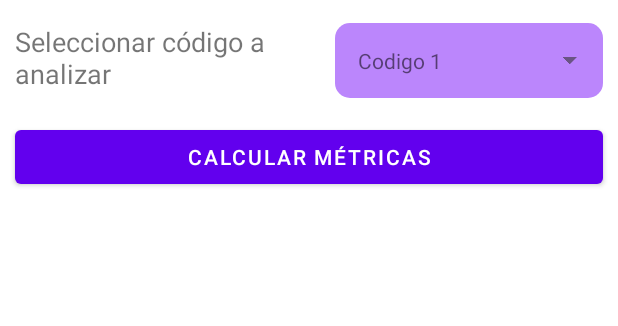
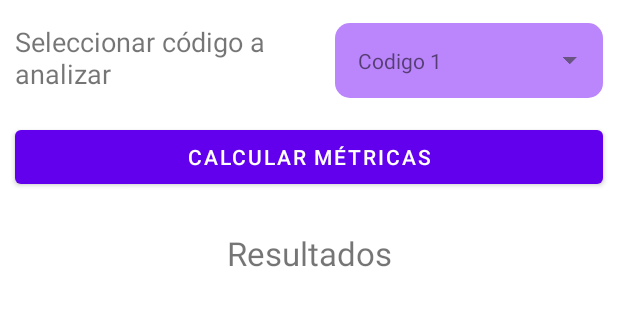
Before and after one commit to JohnTS13/Metricas_de_Halstead, an Android app: the screen it shows after launch (MainActivity), on a phone screen of 412 x 824 dp, the part 279-605 px from its top. Run offline under Robolectric (Android 15) with nearby library versions, the phone set to English and light mode, and no system bars.

Commit message:
avance apartado calcular metricas

```diff
--- a/app/src/main/res/layout/fragment_calcular_metricas.xml
+++ b/app/src/main/res/layout/fragment_calcular_metricas.xml
@@ -78,5 +78,28 @@
         </LinearLayout>
     </LinearLayout>
 
+    <LinearLayout
+        android:layout_width="match_parent"
+        android:layout_height="wrap_content"
+        android:orientation="vertical">
+
+        <TextView
+            android:id="@+id/textSubtitulo"
+            android:layout_width="match_parent"
+            android:layout_height="wrap_content"
+            android:layout_marginTop="25dp"
+            android:gravity="center"
+            android:text="@string/tab1_text_subtitulo"
+            android:textSize="22sp" />
+
+        <LinearLayout
+            android:layout_width="match_parent"
+            android:layout_height="wrap_content"
+            android:orientation="horizontal">
+
+
+        </LinearLayout>
+    </LinearLayout>
+
 
 </LinearLayout>
--- a/app/src/main/res/values/strings.xml
+++ b/app/src/main/res/values/strings.xml
@@ -12,4 +12,5 @@
     <!-- Tab 1 -->
     <string name="tab1_text_view1">Seleccionar código a analizar</string>
     <string name="btn_calcular">Calcular métricas</string>
+    <string name="tab1_text_subtitulo">Resultados</string>
 </resources>
```
